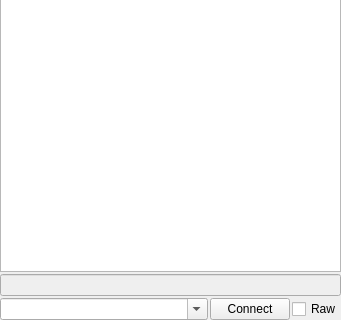
Old version of the form ui/DxWidget.ui in the repository k5mcd/QLog; both pictures show x 0 to 341 and y 191 to 511 of the 341 by 511 pixel window.
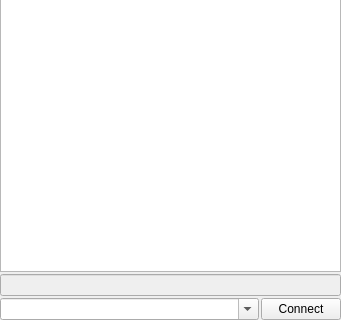
New version of the form. Icons and pictures are not drawn.

Commit message: DXC: Raw Mode checkbox uses SwitchButton widget

```diff
--- a/ui/DxWidget.ui
+++ b/ui/DxWidget.ui
@@ -211,25 +211,6 @@
        </property>
       </widget>
      </item>
-     <item>
-      <widget class="QCheckBox" name="rawCheckBox">
-       <property name="sizePolicy">
-        <sizepolicy hsizetype="Maximum" vsizetype="Fixed">
-         <horstretch>0</horstretch>
-         <verstretch>0</verstretch>
-        </sizepolicy>
-       </property>
-       <property name="focusPolicy">
-        <enum>Qt::ClickFocus</enum>
-       </property>
-       <property name="toolTip">
-        <string>Switch between raw and beautified form of DXC view.</string>
-       </property>
-       <property name="text">
-        <string>Raw</string>
-       </property>
-      </widget>
-     </item>
     </layout>
    </item>
   </layout>
```
Left out of the diff: 16 changed lines with no effect on the pictures. The commit also changes 2 other files.
